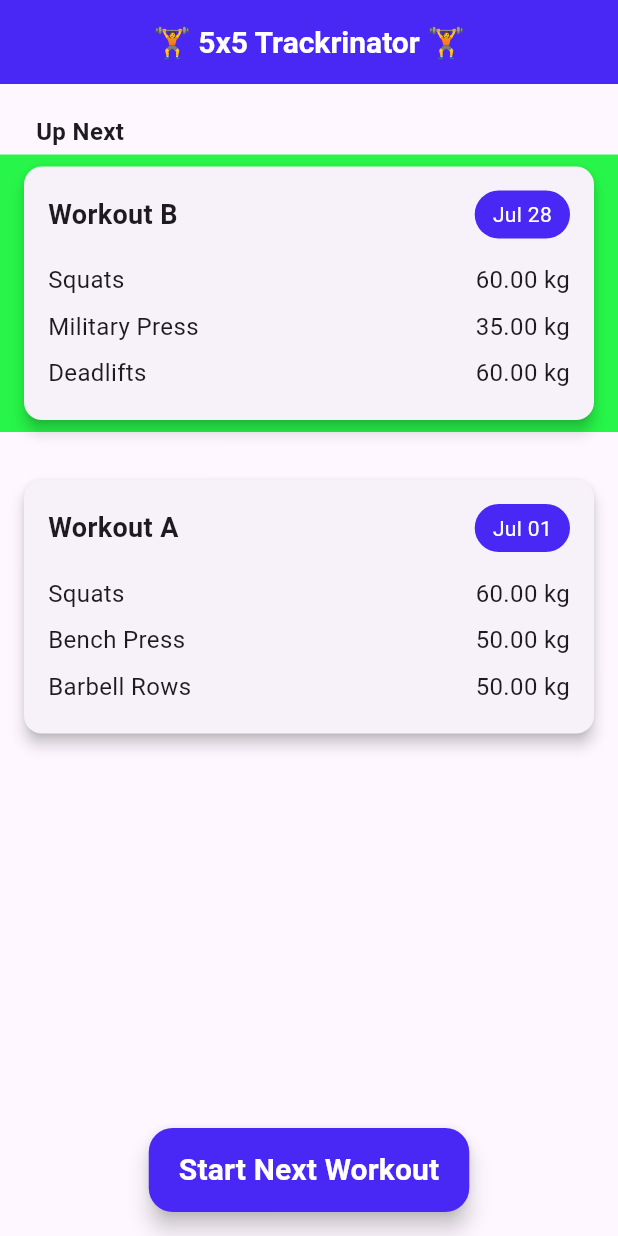
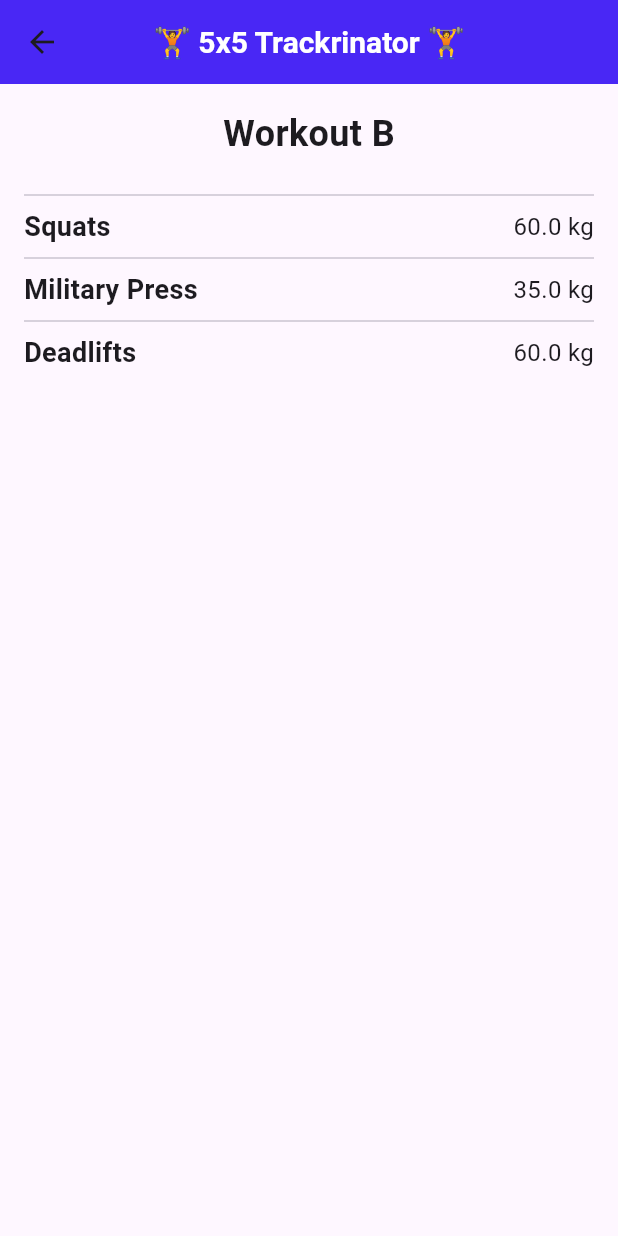
Before and after one commit to c3hmke/trackrinator, a Flutter app: the screen it shows after launch, after a tap on "Start Next Workout", on a phone screen of 412 x 824 dp. Run offline on Flutter 3.47's test engine with Material 3 defaults, Android fonts, the phone set to English and light mode, and no system bars.

Commit message:
Make 'Start Next Workout' button show workout card for first in list

```diff
--- a/lib/app/app.dart
+++ b/lib/app/app.dart
@@ -1,5 +1,5 @@
 import 'package:flutter/material.dart';
-import 'package:trackrinator/features/home/home_page.dart';
+import 'package:trackrinator/features/home/home_screen.dart';
 
 class App extends StatelessWidget {
   const App({super.key});
--- a/lib/features/home/home_page.dart
+++ b/lib/features/home/home_screen.dart
@@ -1,4 +1,5 @@
 import 'package:flutter/material.dart';
+import 'package:trackrinator/features/workout/workout_screen.dart';
 import 'package:trackrinator/widgets/header.dart';
 import 'package:trackrinator/app/theme.dart';
 import 'package:trackrinator/models/workout.dart';
@@ -64,9 +65,13 @@ class HomePage extends StatelessWidget {
       ),
 
       floatingActionButton: FloatingActionButton.extended(
-        onPressed: () => print('yay'),
         label: Text('Start Next Workout', style: AppTheme.text.titleBar,),
         backgroundColor: AppTheme.colors.primary,
+        onPressed: () {
+          Navigator.push(context, MaterialPageRoute(
+            builder: (_) => WorkoutScreen(workout: workouts.first)
+          ));
+        },
       ),
       floatingActionButtonLocation: FloatingActionButtonLocation.centerFloat,
     );
--- /dev/null
+++ b/lib/features/workout/workout_screen.dart
@@ -0,0 +1,53 @@
+import 'package:flutter/material.dart';
+import 'package:trackrinator/widgets/header.dart';
+import 'package:trackrinator/app/theme.dart';
+import 'package:trackrinator/models/workout.dart';
+
+class WorkoutScreen extends StatelessWidget {
+  final Workout workout;
+
+  const WorkoutScreen({Key? key, required this.workout}) : super (key: key);
+
+  @override
+  Widget build(BuildContext context) {
+    return Scaffold(
+
+      appBar: const Header(title: '🏋 5x5 Trackrinator 🏋'),
+
+      body: ListView.separated(
+        padding: const EdgeInsets.all(16),
+        separatorBuilder: (_, __) => const Divider(),
+        itemCount: workout.exercises.length + 1,
+        itemBuilder: (context, index) {
+
+          // Workout Title Row
+          if (index == 0) {
+            return Column(
+              children: [
+                Center(
+                    child: Text(
+                        workout.title,
+                        style: const TextStyle(fontSize: 24, fontWeight: FontWeight.bold)
+                    )
+                ),
+                const SizedBox(height: 16)
+              ]
+            );
+          }
+
+          // The exercises go on this row
+          final exercise = workout.exercises[index - 1];
+          return Row(
+            mainAxisAlignment: MainAxisAlignment.spaceBetween,
+            children: [
+              Text(exercise.name, style: AppTheme.text.header),
+              Text('${exercise.weight} kg', style: AppTheme.text.body)
+            ],
+          );
+        },
+      ),
+
+
+    );
+  }
+}
```
